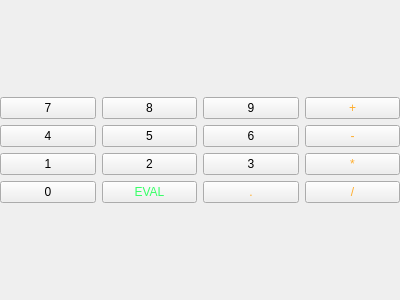
Before: the Qt Designer form src/interface/widgets/keyboardnumeric/keyboardnumeric.ui in StephaneBranly/LO21-RPN-Calculator, drawn with Qt 5.
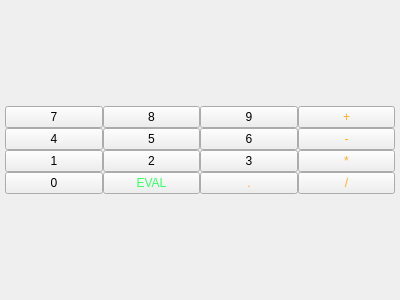
After: the same form once the commit is applied.

```diff
--- a/src/interface/widgets/keyboardnumeric/keyboardnumeric.ui
+++ b/src/interface/widgets/keyboardnumeric/keyboardnumeric.ui
@@ -15,21 +15,24 @@
   </property>
   <layout class="QGridLayout" name="gridLayout">
    <property name="leftMargin">
-    <number>0</number>
+    <number>5</number>
    </property>
    <property name="topMargin">
-    <number>0</number>
+    <number>5</number>
    </property>
    <property name="rightMargin">
-    <number>0</number>
+    <number>5</number>
    </property>
    <property name="bottomMargin">
+    <number>5</number>
+   </property>
+   <property name="spacing">
     <number>0</number>
    </property>
    <item row="0" column="0">
     <layout class="QHBoxLayout" name="HL" stretch="0,0,0,0">
      <property name="spacing">
-      <number>-1</number>
+      <number>0</number>
      </property>
      <item>
       <layout class="QVBoxLayout" name="V1">
```
